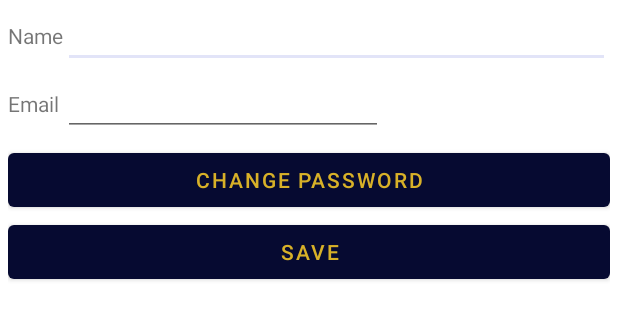
After one commit to helloworldmich/MAPD721-Final-Project, an Android app: the layout dialog_update_account.xml on its own in the app's theme, with its tools: preview values and no code run, on a phone screen of 412 x 824 dp. The commit adds this screen. Shown: the top 320 px of the screen. Run offline under Robolectric (Android 15) with nearby library versions, the phone set to English and light mode, and no system bars; network calls fail.

Commit message:
added update account and password function

```diff
--- /dev/null
+++ b/app/src/main/res/layout/dialog_update_account.xml
@@ -0,0 +1,86 @@
+<?xml version="1.0" encoding="utf-8"?>
+<LinearLayout xmlns:android="http://schemas.android.com/apk/res/android"
+    android:layout_width="match_parent"
+    android:layout_height="wrap_content"
+    android:orientation="vertical">
+
+    <TableLayout
+        android:layout_width="match_parent"
+        android:layout_height="wrap_content"
+        android:layout_marginLeft="5dp"
+        android:layout_marginRight="5dp"
+        android:layout_marginBottom="5dp"
+        android:layout_weight="1">
+
+        <TableRow
+            android:layout_width="match_parent"
+            android:layout_height="match_parent">
+
+            <TextView
+                android:id="@+id/textView3"
+                android:layout_width="wrap_content"
+                android:layout_height="wrap_content"
+                android:text="Name" />
+
+            <EditText
+                android:id="@+id/editTextUpdateName"
+                android:layout_width="wrap_content"
+                android:layout_height="wrap_content"
+                android:layout_weight="1"
+                android:ems="10"
+                android:inputType="textPersonName" />
+        </TableRow>
+
+        <TableRow
+            android:layout_width="match_parent"
+            android:layout_height="match_parent">
+
+            <TextView
+                android:id="@+id/textView16"
+                android:layout_width="wrap_content"
+                android:layout_height="wrap_content"
+                android:text="Email" />
+
+            <EditText
+                android:id="@+id/editTextUpdateEmail"
+                android:layout_width="wrap_content"
+                android:layout_height="wrap_content"
+                android:ems="10"
+                android:inputType="textPersonName" />
+        </TableRow>
+
+    </TableLayout>
+
+    <LinearLayout
+        android:layout_width="match_parent"
+        android:layout_height="wrap_content"
+        android:layout_marginLeft="5dp"
+        android:layout_marginRight="5dp"
+        android:layout_weight="1"
+        android:orientation="horizontal">
+
+        <Button
+            android:id="@+id/buttonUpdateChangePassword"
+            android:layout_width="wrap_content"
+            android:layout_height="wrap_content"
+            android:layout_weight="1"
+            android:text="Change Password" />
+    </LinearLayout>
+
+    <LinearLayout
+        android:layout_width="match_parent"
+        android:layout_height="wrap_content"
+        android:layout_marginLeft="5dp"
+        android:layout_marginRight="5dp"
+        android:layout_weight="1"
+        android:orientation="horizontal">
+
+        <Button
+            android:id="@+id/buttonUpdateSave"
+            android:layout_width="wrap_content"
+            android:layout_height="wrap_content"
+            android:layout_weight="1"
+            android:text="Save" />
+    </LinearLayout>
+
+</LinearLayout>
--- a/app/src/main/res/layout/fragment_me.xml
+++ b/app/src/main/res/layout/fragment_me.xml
@@ -152,7 +152,7 @@
             android:layout_weight="0"
             android:text="Logout"
             android:textColor="@color/mainTextColor"
-            app:backgroundTint="@color/mainButton" />
+            app:backgroundTint="@color/negative" />
     </LinearLayout>
 
 </LinearLayout>
```
Also changed, not shown: app/src/main/java/com/example/pjk/mapd_721_final_project/dialogs/UpdateAccount.java (added, +149 -0 lines), app/src/main/java/com/example/pjk/mapd_721_final_project/fragments/MeFragment.java (+15 -0 lines), app/src/main/res/layout/dialog_change_password.xml (added, +55 -0 lines).
